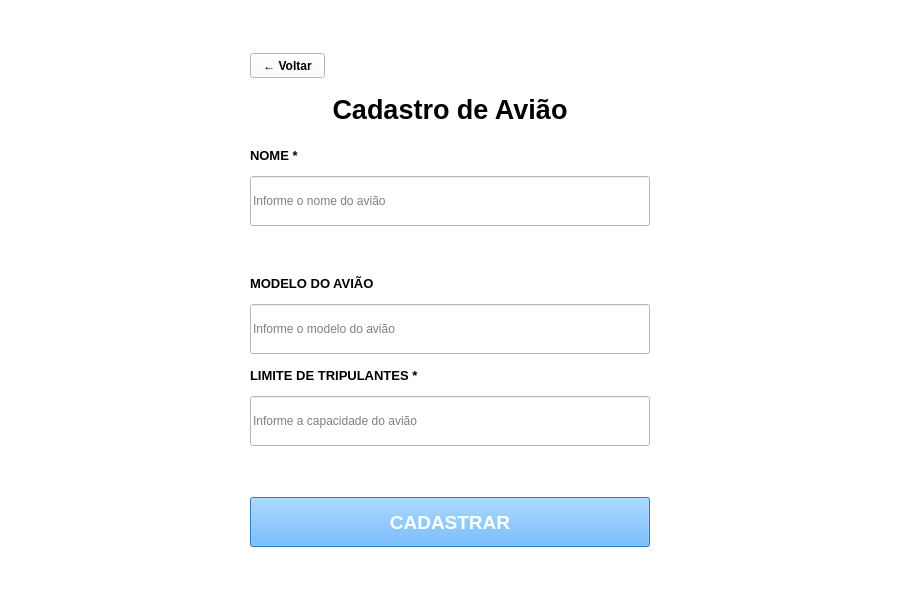
Before: the Qt Designer form src/resources/planeRegistration.ui in Mathgobbo/Free-Fallin-Manager, drawn with Qt 5.
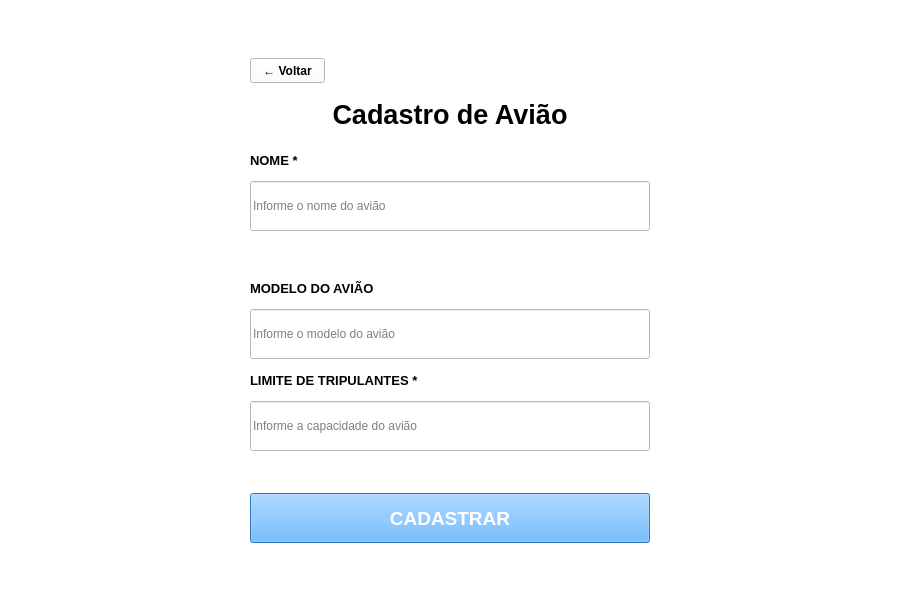
After: the same form once the commit is applied.

The edit to the form file:
```diff
--- a/src/resources/planeRegistration.ui
+++ b/src/resources/planeRegistration.ui
@@ -27,34 +27,8 @@
   </property>
   <widget class="QWidget" name="centralwidget">
    <layout class="QGridLayout" name="gridLayout">
-    <item row="0" column="0">
-     <spacer name="verticalSpacer">
-      <property name="orientation">
-       <enum>Qt::Vertical</enum>
-      </property>
-      <property name="sizeHint" stdset="0">
-       <size>
-        <width>20</width>
-        <height>40</height>
-       </size>
-      </property>
-     </spacer>
-    </item>
     <item row="12" column="0">
-     <spacer name="verticalSpacer_2">
-      <property name="orientation">
-       <enum>Qt::Vertical</enum>
-      </property>
-      <property name="sizeHint" stdset="0">
-       <size>
-        <width>20</width>
-        <height>40</height>
-       </size>
-      </property>
-     </spacer>
-    </item>
-    <item row="5" column="0">
-     <widget class="QLabel" name="nameError">
+     <widget class="QLabel" name="emptyError">
       <property name="minimumSize">
        <size>
         <width>400</width>
@@ -82,8 +56,14 @@
       </property>
      </widget>
     </item>
-    <item row="2" column="0">
-     <widget class="QLabel" name="subtitle">
+    <item row="4" column="0">
+     <widget class="QLineEdit" name="name">
+      <property name="sizePolicy">
+       <sizepolicy hsizetype="Fixed" vsizetype="Fixed">
+        <horstretch>0</horstretch>
+        <verstretch>0</verstretch>
+       </sizepolicy>
+      </property>
       <property name="minimumSize">
        <size>
         <width>400</width>
@@ -96,72 +76,96 @@
         <height>50</height>
        </size>
       </property>
-      <property name="font">
-       <font>
-        <pointsize>20</pointsize>
-        <weight>75</weight>
-        <bold>true</bold>
-       </font>
-      </property>
-      <property name="text">
-       <string>Cadastro de Avião</string>
-      </property>
       <property name="alignment">
-       <set>Qt::AlignCenter</set>
+       <set>Qt::AlignLeading|Qt::AlignLeft|Qt::AlignVCenter</set>
+      </property>
+      <property name="placeholderText">
+       <string>Informe o nome do avião</string>
       </property>
      </widget>
     </item>
     <item row="7" column="0">
-     <widget class="QLineEdit" name="model">
+     <widget class="QLabel" name="label_4">
       <property name="minimumSize">
        <size>
         <width>400</width>
-        <height>50</height>
+        <height>30</height>
        </size>
       </property>
       <property name="maximumSize">
        <size>
         <width>400</width>
-        <height>50</height>
+        <height>30</height>
        </size>
       </property>
+      <property name="font">
+       <font>
+        <pointsize>10</pointsize>
+        <weight>75</weight>
+        <bold>true</bold>
+       </font>
+      </property>
       <property name="text">
-       <string/>
+       <string>MODELO DO AVIÃO</string>
       </property>
-      <property name="echoMode">
-       <enum>QLineEdit::Password</enum>
-      </property>
-      <property name="placeholderText">
-       <string>Informe o modelo do avião</string>
-      </property>
      </widget>
     </item>
-    <item row="9" column="0">
-     <widget class="QLineEdit" name="capacity">
+    <item row="6" column="0">
+     <widget class="QLabel" name="nameError">
       <property name="minimumSize">
        <size>
         <width>400</width>
-        <height>50</height>
+        <height>30</height>
        </size>
       </property>
       <property name="maximumSize">
        <size>
         <width>400</width>
-        <height>50</height>
+        <height>30</height>
        </size>
       </property>
+      <property name="font">
+       <font>
+        <pointsize>10</pointsize>
+        <weight>75</weight>
+        <bold>true</bold>
+       </font>
+      </property>
+      <property name="styleSheet">
+       <string notr="true">color: rgb(255, 0, 0);</string>
+      </property>
       <property name="text">
        <string/>
       </property>
-      <property name="echoMode">
-       <enum>QLineEdit::Password</enum>
+     </widget>
+    </item>
+    <item row="3" column="0">
+     <widget class="QLabel" name="label">
+      <property name="minimumSize">
+       <size>
+        <width>400</width>
+        <height>30</height>
+       </size>
       </property>
-      <property name="placeholderText">
-       <string>Informe a capacidade do avião</string>
+      <property name="maximumSize">
+       <size>
+        <width>400</width>
+        <height>30</height>
+       </size>
       </property>
+      <property name="font">
+       <font>
+        <pointsize>10</pointsize>
+        <weight>75</weight>
+        <bold>true</bold>
+       </font>
+      </property>
+      <property name="text">
+       <string>NOME *</string>
+      </property>
      </widget>
     </item>
-    <item row="11" column="0">
+    <item row="13" column="0">
      <widget class="QPushButton" name="registerButton">
       <property name="minimumSize">
        <size>
@@ -191,7 +195,7 @@
       </property>
      </widget>
     </item>
-    <item row="8" column="0">
+    <item row="10" column="0">
      <widget class="QLabel" name="label_6">
       <property name="minimumSize">
        <size>
@@ -242,88 +246,37 @@
       </property>
      </widget>
     </item>
-    <item row="3" column="0">
-     <widget class="QLabel" name="label">
+    <item row="2" column="0">
+     <widget class="QLabel" name="subtitle">
       <property name="minimumSize">
        <size>
         <width>400</width>
-        <height>30</height>
+        <height>50</height>
        </size>
       </property>
       <property name="maximumSize">
        <size>
         <width>400</width>
-        <height>30</height>
+        <height>50</height>
        </size>
       </property>
       <property name="font">
        <font>
-        <pointsize>10</pointsize>
+        <pointsize>20</pointsize>
         <weight>75</weight>
         <bold>true</bold>
        </font>
       </property>
       <property name="text">
-       <string>NOME *</string>
-      </property>
-     </widget>
-    </item>
-    <item row="6" column="0">
-     <widget class="QLabel" name="label_4">
-      <property name="minimumSize">
-       <size>
-        <width>400</width>
-        <height>30</height>
-       </size>
-      </property>
-      <property name="maximumSize">
-       <size>
-        <width>400</width>
-        <height>30</height>
-       </size>
-      </property>
-      <property name="font">
-       <font>
-        <pointsize>10</pointsize>
-        <weight>75</weight>
-        <bold>true</bold>
-       </font>
-      </property>
-      <property name="text">
-       <string>MODELO DO AVIÃO</string>
-      </property>
-     </widget>
-    </item>
-    <item row="4" column="0">
-     <widget class="QLineEdit" name="name">
-      <property name="sizePolicy">
-       <sizepolicy hsizetype="Fixed" vsizetype="Fixed">
-        <horstretch>0</horstretch>
-        <verstretch>0</verstretch>
-       </sizepolicy>
-      </property>
-      <property name="minimumSize">
-       <size>
-        <width>400</width>
-        <height>50</height>
-       </size>
-      </property>
-      <property name="maximumSize">
-       <size>
-        <width>400</width>
-        <height>50</height>
-       </size>
+       <string>Cadastro de Avião</string>
       </property>
       <property name="alignment">
-       <set>Qt::AlignLeading|Qt::AlignLeft|Qt::AlignVCenter</set>
+       <set>Qt::AlignCenter</set>
       </property>
-      <property name="placeholderText">
-       <string>Informe o nome do avião</string>
-      </property>
      </widget>
     </item>
-    <item row="10" column="0">
-     <spacer name="verticalSpacer_3">
+    <item row="14" column="0">
+     <spacer name="verticalSpacer_2">
       <property name="orientation">
        <enum>Qt::Vertical</enum>
       </property>
@@ -335,6 +288,69 @@
       </property>
      </spacer>
     </item>
+    <item row="0" column="0">
+     <spacer name="verticalSpacer">
+      <property name="orientation">
+       <enum>Qt::Vertical</enum>
+      </property>
+      <property name="sizeHint" stdset="0">
+       <size>
+        <width>20</width>
+        <height>40</height>
+       </size>
+      </property>
+     </spacer>
+    </item>
+    <item row="8" column="0">
+     <widget class="QLineEdit" name="model">
+      <property name="minimumSize">
+       <size>
+        <width>400</width>
+        <height>50</height>
+       </size>
+      </property>
+      <property name="maximumSize">
+       <size>
+        <width>400</width>
+        <height>50</height>
+       </size>
+      </property>
+      <property name="text">
+       <string/>
+      </property>
+      <property name="echoMode">
+       <enum>QLineEdit::Normal</enum>
+      </property>
+      <property name="placeholderText">
+       <string>Informe o modelo do avião</string>
+      </property>
+     </widget>
+    </item>
+    <item row="11" column="0">
+     <widget class="QLineEdit" name="capacity">
+      <property name="minimumSize">
+       <size>
+        <width>400</width>
+        <height>50</height>
+       </size>
+      </property>
+      <property name="maximumSize">
+       <size>
+        <width>400</width>
+        <height>50</height>
+       </size>
+      </property>
+      <property name="text">
+       <string/>
+      </property>
+      <property name="echoMode">
+       <enum>QLineEdit::Normal</enum>
+      </property>
+      <property name="placeholderText">
+       <string>Informe a capacidade do avião</string>
+      </property>
+     </widget>
+    </item>
    </layout>
   </widget>
  </widget>
```
